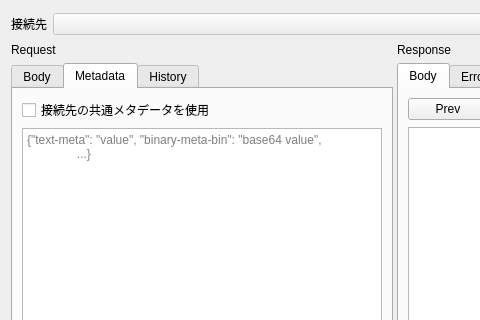
shibafu528/florarpc, file ui/Editor.ui: the form before one commit; both pictures show x 0 to 480 and y 0 to 320 of the 900 by 800 pixel window.
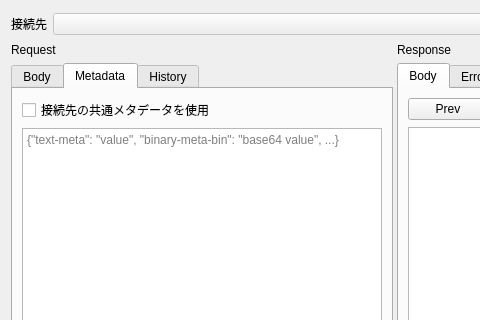
The form after the commit. The open tabs and pages were chosen to show the change. Icons and pictures are not drawn. Custom widgets are drawn as their Qt base class.

```diff
--- a/ui/Editor.ui
+++ b/ui/Editor.ui
@@ -178,9 +178,7 @@
               <bool>false</bool>
              </property>
              <property name="placeholderText">
-              <string>{&quot;text-meta&quot;: &quot;value&quot;, &quot;binary-meta-bin&quot;: &quot;base64 value&quot;,
-               ...}
-              </string>
+              <string>{&quot;text-meta&quot;: &quot;value&quot;, &quot;binary-meta-bin&quot;: &quot;base64 value&quot;, ...}</string>
              </property>
             </widget>
            </item>
```
Left out of the diff: 3 changed lines with no effect on the pictures.
